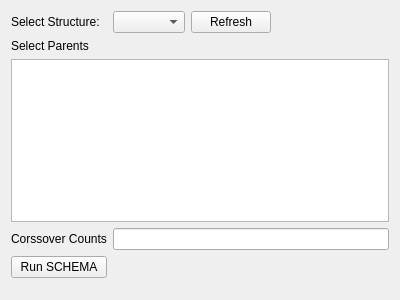
Qt form schema/visual/SchemaRunnerWidget.ui (TUM-CBR/pymol-plugins) before a commit.
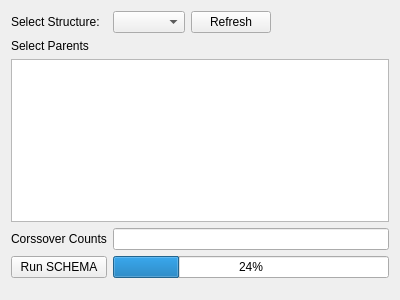
The same form after that commit.

Commit message: Run schema with threads.

The edit to the form file:
```diff
--- a/schema/visual/SchemaRunnerWidget.ui
+++ b/schema/visual/SchemaRunnerWidget.ui
@@ -71,7 +71,14 @@
       </widget>
      </item>
      <item row="3" column="1" colspan="3">
-      <widget class="QLineEdit" name="lineEdit"/>
+      <widget class="QLineEdit" name="crossoversText"/>
+     </item>
+     <item row="4" column="1" colspan="3">
+      <widget class="QProgressBar" name="schemaProgress">
+       <property name="value">
+        <number>24</number>
+       </property>
+      </widget>
      </item>
     </layout>
    </item>
```
The commit also changes 5 other files.
